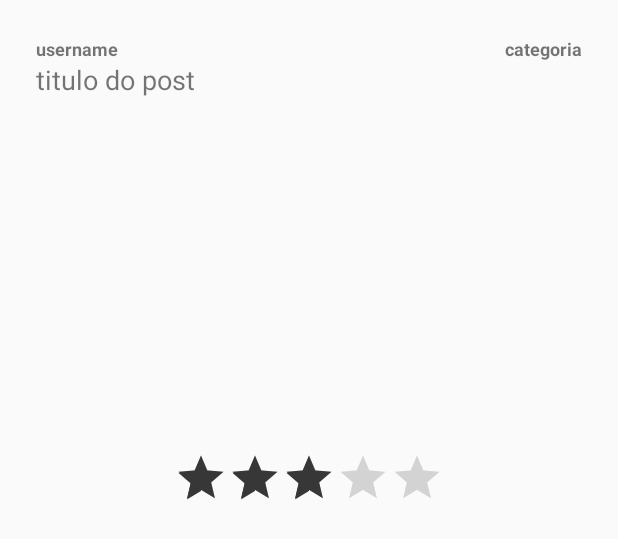
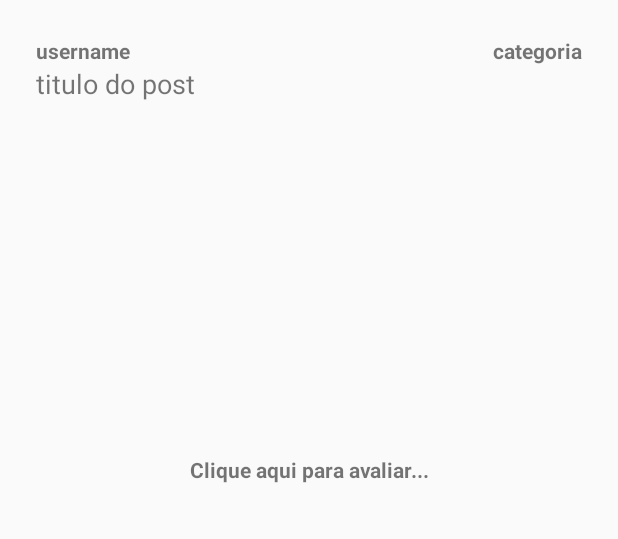
Before and after one commit to jxrxsx/ninegag-android-clone, an Android app: the layout adapter_post.xml on its own in the app's theme, with its tools: preview values and no code run, on a phone screen of 412 x 824 dp. Shown: the top 539 px of the screen. Run offline under Robolectric (Android 15) with nearby library versions, the phone set to English and light mode, and no system bars.

Commit message:
versão final 2

```diff
--- a/app/src/main/res/layout/adapter_post.xml
+++ b/app/src/main/res/layout/adapter_post.xml
@@ -23,7 +23,7 @@
             android:layout_height="wrap_content"
             android:layout_weight="5"
             android:text="username"
-            android:textSize="12sp"
+            android:textSize="14sp"
             android:textStyle="bold" />
 
         <TextView
@@ -34,7 +34,7 @@
             android:editable="false"
             android:gravity="right"
             android:text="categoria"
-            android:textSize="12sp"
+            android:textSize="14sp"
             android:textStyle="bold" />
     </LinearLayout>
 
@@ -51,43 +51,23 @@
         android:layout_width="match_parent"
         android:layout_height="235dp"
         android:layout_weight="5"
+        android:adjustViewBounds="true"
         android:scaleType="centerInside" />
 
     <LinearLayout
-        android:id="@+id/LLHorizontal"
         android:layout_width="match_parent"
         android:layout_height="match_parent"
-        android:layout_weight="1"
-        android:orientation="horizontal"
-        android:paddingBottom="10dp">
+        android:layout_weight="5"
+        android:orientation="horizontal">
 
         <TextView
-            android:id="@+id/tvMediaVotos"
-            android:layout_width="wrap_content"
+            android:id="@+id/tvCliqueParaAvaliar"
+            android:layout_width="match_parent"
             android:layout_height="match_parent"
-            android:layout_weight="1"
-            android:paddingLeft="20dp"
-            android:text="média votos"
-            android:textSize="24sp"
-            android:textStyle="bold"
-            android:visibility="invisible" />
-
-        <RatingBar
-            android:id="@+id/rbEstrelas"
-            style="@style/Widget.AppCompat.RatingBar.Indicator"
-            android:layout_width="wrap_content"
-            android:layout_height="wrap_content"
-            android:clickable="true"
-            android:isIndicator="true"
-            android:numStars="5"
-            android:rating="3"
-            android:stepSize="1" />
-
-        <TextView
-            android:id="@+id/textView3"
-            android:layout_width="151dp"
-            android:layout_height="wrap_content"
-            android:layout_weight="1" />
+            android:layout_weight="5"
+            android:gravity="center"
+            android:text="Clique aqui para avaliar..."
+            android:textStyle="bold" />
 
     </LinearLayout>
 
--- a/app/src/main/res/layout/content_main.xml
+++ b/app/src/main/res/layout/content_main.xml
@@ -41,8 +41,8 @@
 
             <android.support.v7.widget.RecyclerView
                 android:id="@+id/rvPosts"
-                android:layout_width="373dp"
-                android:layout_height="550dp"
+                android:layout_width="350dp"
+                android:layout_height="527dp"
                 android:layout_margin="8dp"
                 android:layout_marginStart="8dp"
                 android:layout_marginLeft="8dp"
--- a/app/src/main/res/menu/main.xml
+++ b/app/src/main/res/menu/main.xml
@@ -2,8 +2,8 @@
 <menu xmlns:android="http://schemas.android.com/apk/res/android"
     xmlns:app="http://schemas.android.com/apk/res-auto">
     <item
-        android:id="@+id/action_settings"
+        android:id="@+id/action_logout"
         android:orderInCategory="100"
-        android:title="@string/action_settings"
+        android:title="@string/menu_logout"
         app:showAsAction="never" />
 </menu>
--- a/app/src/main/res/values/strings.xml
+++ b/app/src/main/res/values/strings.xml
@@ -6,7 +6,10 @@
     <string name="nav_header_subtitle">android.studio@android.com</string>
     <string name="nav_header_desc">Navigation header</string>
     <string name="action_settings">Settings</string>
+    <string name="label_enviar">Enviar</string>
+    <string name="label_cancelar">Cancelar</string>
 
+    <string name="menu_todas">TODAS</string>
     <string name="menu_dogo">DOGO</string>
     <string name="menu_narutinho">NARUTINHO</string>
     <string name="menu_got">GOT</string>
```
Also changed, not shown: app/src/main/AndroidManifest.xml (+14 -5 lines), app/src/main/java/com/projetox/Activity/MainActivity.java (+42 -26 lines), app/src/main/java/com/projetox/Activity/PostUploadActivity.java (+4 -6 lines), app/src/main/java/com/projetox/Adapter/AdapterPost.java (+6 -22 lines), app/src/main/java/com/projetox/SQLiteHelper/DatabaseHelper.java (+156 -109 lines), app/src/main/res/layout/activity_post_upload.xml (+3 -34 lines), app/src/main/res/layout/adapter_post_view.xml (+11 -5 lines), app/src/main/res/layout/nav_header_main.xml (+8 -5 lines), app/src/main/res/menu/activity_main_drawer.xml (+4 -11 lines).
